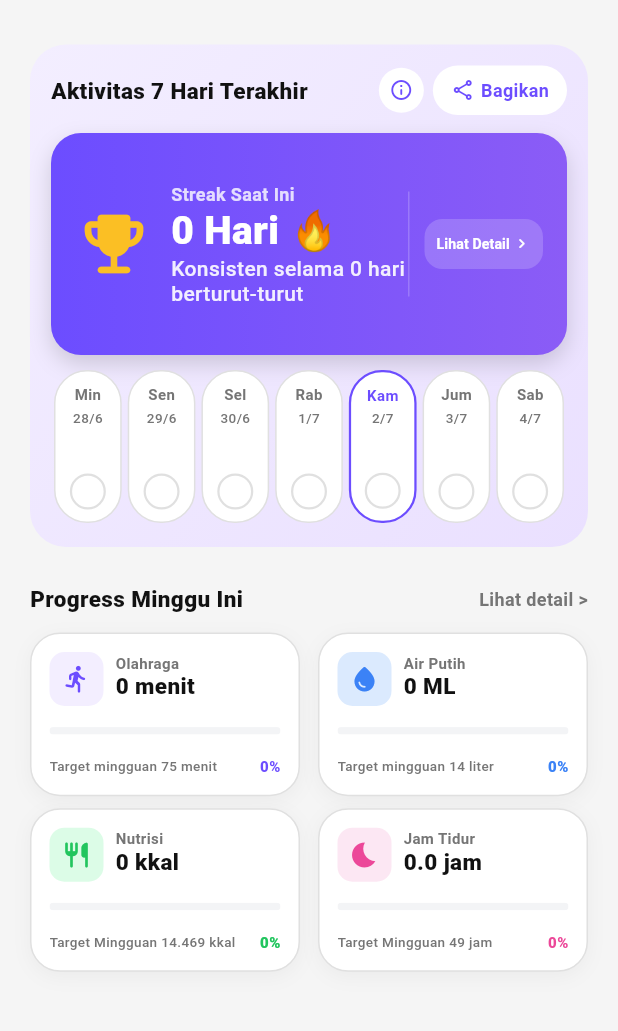
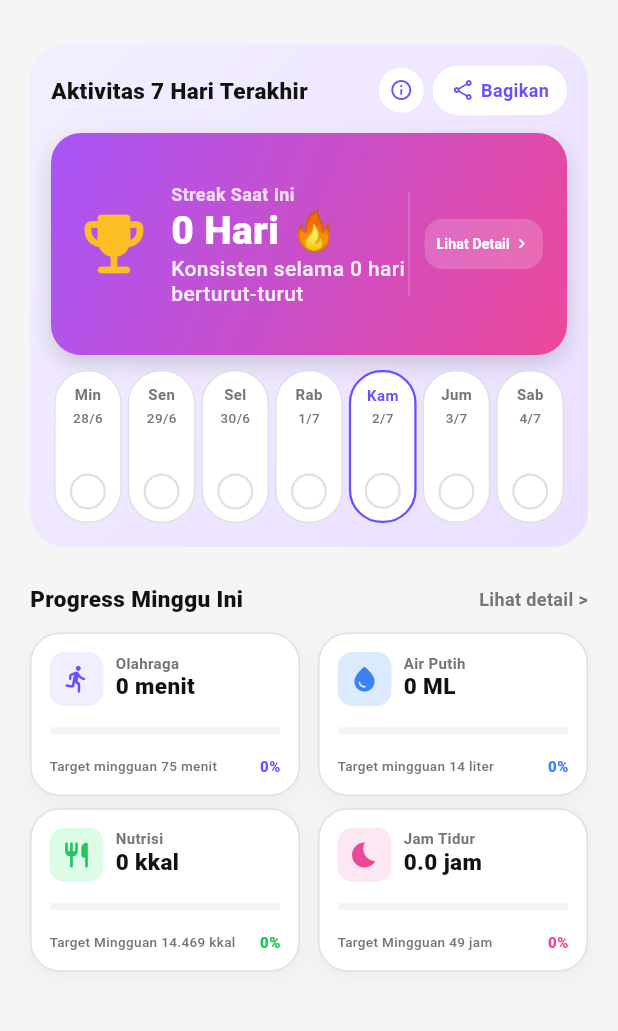
Before and after one commit to Aplikasi-Mobile-IbuSehat/IbuSehat, a Flutter app: the BerandaPage screen opened directly, scrolled down 176 dp, after a tap on the "close" icon, on a phone screen of 412 x 824 dp, the part 74-1105 px from its top. Run offline on Flutter 3.47's test engine with Material 3 defaults, Android fonts, the phone set to English and light mode, and no system bars; our stand-ins replace cached_network_image, confetti, device_info_plus, dio, firebase_core, firebase_messaging and 19 more; missing offline and left inert: app_settings, image_gallery_saver_plus; accounts and stored records are empty; network calls fail.

Commit message:
feat: implement core dashboard components and screens including water intake, workout widgets, and home view

```diff
--- a/mobile/lib/pages/beranda/beranda_page.dart
+++ b/mobile/lib/pages/beranda/beranda_page.dart
@@ -274,14 +274,17 @@ class _BerandaPageState extends State<BerandaPage> with WidgetsBindingObserver {
       padding: const EdgeInsets.fromLTRB(14, 14, 14, 16),
       decoration: BoxDecoration(
         gradient: isDark
-            ? null
+            ? const LinearGradient(
+                colors: [Color(0xFF2E1A47), Color(0xFF150B24)],
+                begin: Alignment.topLeft,
+                end: Alignment.bottomRight,
+              )
             : const LinearGradient(
                 colors: [_kVeryLightPurple, _kGradientPurpleEnd],
                 begin: Alignment.topLeft,
                 end: Alignment.bottomRight,
               ),
-        color: isDark ? surface : null,
-        border: isDark ? Border.all(color: border) : null,
+        border: isDark ? Border.all(color: border.withValues(alpha: 0.3)) : null,
         borderRadius: BorderRadius.circular(_kCardRadius),
       ),
       child: Column(
@@ -304,7 +307,7 @@ class _BerandaPageState extends State<BerandaPage> with WidgetsBindingObserver {
                 mainAxisSize: MainAxisSize.min,
                 children: [
                   Material(
-                    color: surface,
+                    color: isDark ? Colors.white.withValues(alpha: 0.1) : lightSurface,
                     shape: const CircleBorder(),
                     child: InkWell(
                       onTap: () => _showStreakInfoDialog(
@@ -326,7 +329,7 @@ class _BerandaPageState extends State<BerandaPage> with WidgetsBindingObserver {
                   ),
                   const SizedBox(width: 6),
                   Material(
-                    color: surface,
+                    color: isDark ? Colors.white.withValues(alpha: 0.1) : lightSurface,
                     borderRadius: BorderRadius.circular(20),
                     child: InkWell(
                       onTap: () {
@@ -376,11 +379,7 @@ class _BerandaPageState extends State<BerandaPage> with WidgetsBindingObserver {
             constraints: const BoxConstraints(minHeight: 148),
             padding: const EdgeInsets.all(16),
             decoration: BoxDecoration(
-              gradient: const LinearGradient(
-                colors: [_kPrimary, _kPrimaryLight],
-                begin: Alignment.centerLeft,
-                end: Alignment.centerRight,
-              ),
+              gradient: cardGradient,
               borderRadius: BorderRadius.circular(20),
               boxShadow: [
                 BoxShadow(
@@ -552,8 +551,8 @@ class _BerandaPageState extends State<BerandaPage> with WidgetsBindingObserver {
                       date: '${day.day}/${day.month}',
                       status: status,
                       isToday: isToday,
-                      surface: surface,
-                      border: border,
+                      surface: isDark ? Colors.white.withValues(alpha: 0.05) : lightSurface,
+                      border: isDark ? Colors.white.withValues(alpha: 0.1) : lightBorder,
                       textPrimary: textPrimary,
                       textSecondary: textSecondary,
                     ),
--- a/mobile/lib/pages/diet/food_log_section.dart
+++ b/mobile/lib/pages/diet/food_log_section.dart
@@ -249,7 +249,7 @@ class DietFoodLogSectionState extends State<DietFoodLogSection> {
                     height: 48,
                     decoration: BoxDecoration(
                       color: _getFoodColor(food),
-                      borderRadius: BorderRadius.circular(12),
+                      borderRadius: BorderRadius.circular(18),
                     ),
                     child: Icon(
                       _getFoodIcon(food),
--- a/mobile/lib/pages/workout/widgets/recommended_section.dart
+++ b/mobile/lib/pages/workout/widgets/recommended_section.dart
@@ -356,7 +356,7 @@ class RecommendedSection extends StatelessWidget {
           title: 'Peregangan Malam',
           time: '5 mnt',
           level: 'Pemula',
-          imageUrl: 'https://pbs.twimg.com/media/FC1RfxgWUAMr_qY.jpg',
+          imageUrl: 'https://images.unsplash.com/photo-1606487704494-4e2fa9969cb5?q=80&w=1335&auto=format&fit=crop&ixlib=rb-4.1.0&ixid=M3wxMjA3fDB8MHxwaG90by1wYWdlfHx8fGVufDB8fHx8fA%3D%3D',
         ),
     ];
 
```
Also changed, not shown: mobile/lib/pages/beranda/sleep_fab.dart (+2 -5 lines), mobile/lib/pages/diet/water_intake_section.dart (+1 -7 lines), mobile/lib/pages/workout/widgets/program_latihan_section.dart (+127 -0 lines), mobile/lib/pages/workout/widgets/running_banner.dart (+3 -6 lines).
